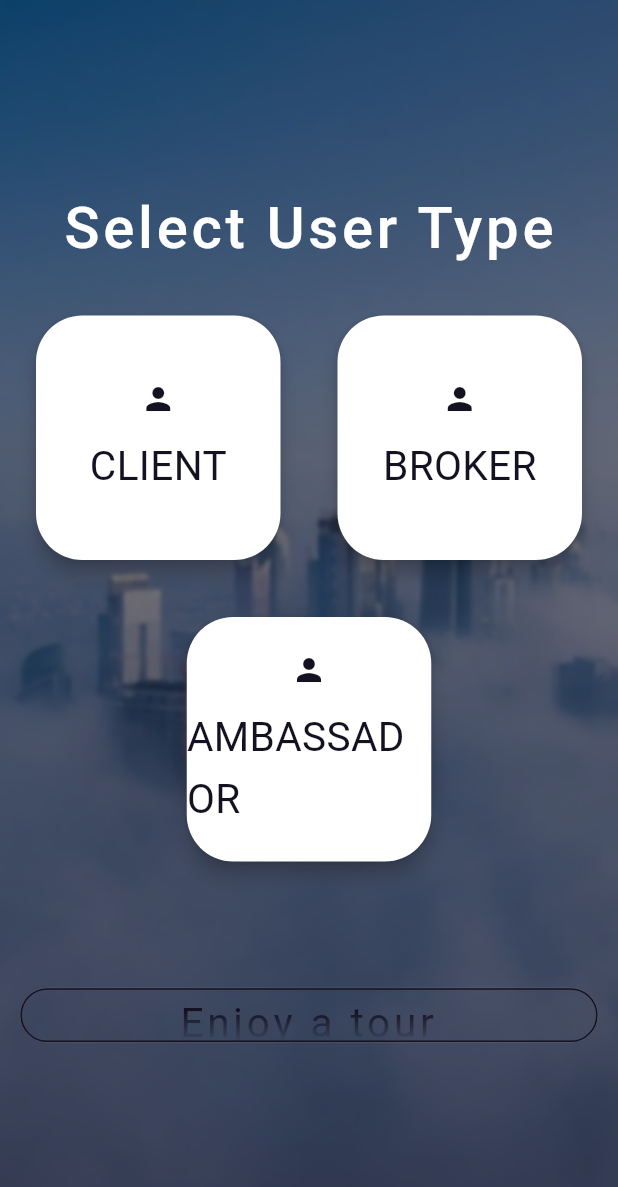
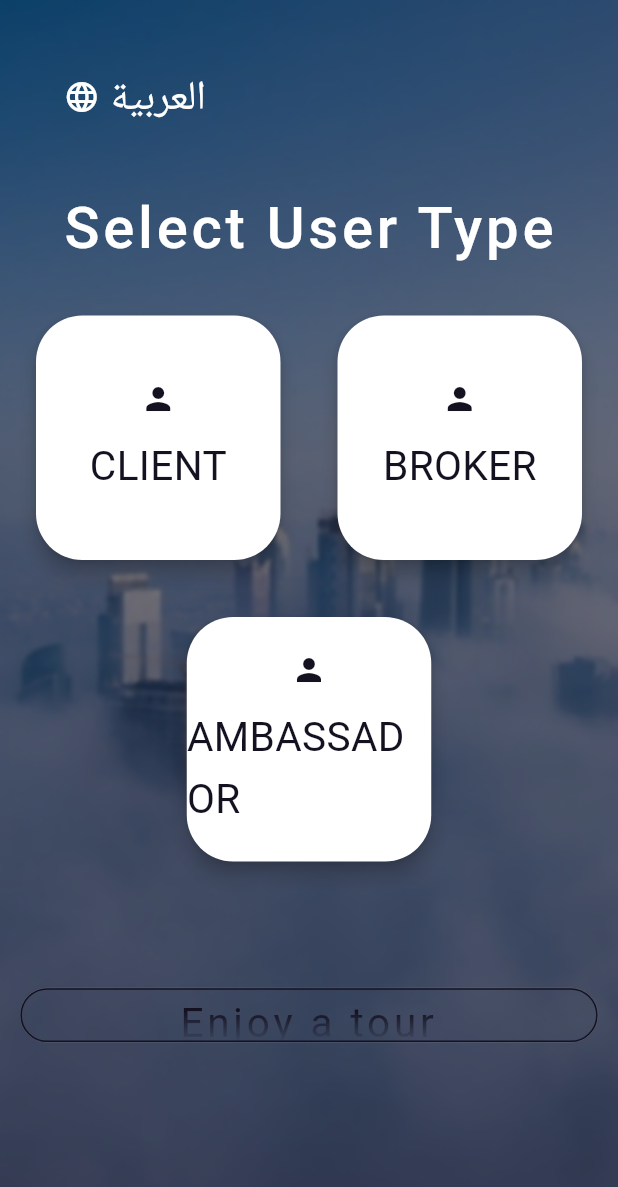
Before and after one commit to AhmedAbdEllatiif/remax_mapstate, a Flutter app: the screen it shows after launch, on a phone screen of 412 x 824 dp. Shown: the top 1187 px of the screen. Run offline on Flutter 3.47's test engine with Material 2 defaults, Android fonts, the phone set to English and light mode, and no system bars; our stand-ins replace bloc, cached_network_image, dartz, dots_indicator, equatable, flutter_bloc and 11 more; accounts and stored records are empty; Roboto replaces fonts that are missing (Cairo).

Commit message:
change language added to start app process

```diff
--- a/assets/languages/ar.json
+++ b/assets/languages/ar.json
@@ -47,7 +47,7 @@
   "enterPhoneNum": "أدخل رقم الهاتف",
   "tryAgain": "اعد المحاولة",
   "tryAgainAfter": "حاول مجددا بعد ",
-
+  "login": "تسجيل الدخول",
 
 
 
--- a/assets/languages/en.json
+++ b/assets/languages/en.json
@@ -50,6 +50,7 @@
   "enterPhoneNum": "Enter Phone Number",
   "tryAgain": "Try Again",
   "tryAgainAfter": "Try again after ",
+  "login": "Login",
 
 
   "arabic": "العربية",
--- a/lib/common/constants/translate_constatns.dart
+++ b/lib/common/constants/translate_constatns.dart
@@ -53,6 +53,7 @@ class TranslateConstants{
   static const String enterPhoneNum = 'enterPhoneNum';
   static const String tryAgain = 'tryAgain';
   static const String tryAgainAfter = 'tryAgainAfter';
+  static const String login = 'login';
   static const String test = 'test';
 
 }
--- a/lib/presentation/journeys/start_app/choose_user_type/choose_user_screen.dart
+++ b/lib/presentation/journeys/start_app/choose_user_type/choose_user_screen.dart
@@ -6,13 +6,13 @@ import 'package:remax_mapstate/common/constants/translate_constatns.dart';
 import 'package:remax_mapstate/common/extensions/size_extensions.dart';
 import 'package:remax_mapstate/common/extensions/string_extensions.dart';
 import 'package:remax_mapstate/presentation/journeys/start_app/choose_user_type/take_a_tour_button.dart';
+import 'package:remax_mapstate/presentation/journeys/start_app/choose_user_type/toggle_language_widget.dart';
 import 'package:remax_mapstate/presentation/themes/theme_color.dart';
 import 'package:remax_mapstate/presentation/themes/theme_text.dart';
 
 import 'choose_user_list_widget.dart';
 import '../../../../common/constants/sizes.dart';
 import '../../../../common/screen_utils/screen_util.dart';
-
 
 class ChooseUserScreen extends StatelessWidget {
   const ChooseUserScreen({Key? key}) : super(key: key);
@@ -24,24 +24,12 @@ class ChooseUserScreen extends StatelessWidget {
         fit: StackFit.expand,
         children: [
           /// background fullImage
-          /* Expanded(
-            child: Opacity(
-              opacity: 0.8,
-              child: Container(
-                color: AppColor.vulcan,
-                child: Image.asset(
-                  AssetsConstants.city,
-                  fit: BoxFit.cover,
-                ),
-              ),
-            ),
-          ),*/
-
           Image.asset(
             AssetsConstants.city,
             fit: BoxFit.cover,
           ),
 
+          /// filter on image
           BackdropFilter(
             filter: ImageFilter.blur(
               sigmaX: 1.5,
@@ -53,6 +41,9 @@ class ChooseUserScreen extends StatelessWidget {
               color: AppColor.fadeVulcan,
             ),
           ),
+
+          /// toggle language
+          const ToggleLanguageWidget(positionSpaces: Sizes.dimen_22),
 
           Column(
             mainAxisAlignment: MainAxisAlignment.center,
--- /dev/null
+++ b/lib/presentation/journeys/start_app/choose_user_type/toggle_language_widget.dart
@@ -0,0 +1,73 @@
+import 'package:flutter/material.dart';
+import 'package:flutter_bloc/flutter_bloc.dart';
+import 'package:remax_mapstate/common/extensions/size_extensions.dart';
+import 'package:remax_mapstate/common/extensions/string_extensions.dart';
+
+import '../../../../common/constants/language_constants.dart';
+import '../../../../common/constants/translate_constatns.dart';
+import '../../../cubit/language/language_cubit.dart';
+
+class ToggleLanguageWidget extends StatelessWidget {
+
+  final double positionSpaces;
+
+  const ToggleLanguageWidget({Key? key,required this.positionSpaces}) : super(key: key);
+
+  @override
+  Widget build(BuildContext context) {
+    return   BlocBuilder<LanguageCubit, Locale>(
+      builder: (context, state) {
+        return Positioned(
+            top:  positionSpaces.h,
+            right: isEnglishLanguage(state.languageCode) ? 0.0 : positionSpaces.w,
+            left: isEnglishLanguage(state.languageCode) ? positionSpaces.w : 0.0,
+            child: GestureDetector(
+              onTap: () => toggleLanguage(
+                context: context,
+                currentLanguage: state.languageCode,
+              ),
+              child: Row(
+                children: [
+                  const Icon(
+                    Icons.language_outlined,
+                    color: Colors.white,
+                  ),
+                  Text(" ${getLanguageCodeToChange(
+                    context: context,
+                    currentLanguage: state.languageCode,
+                  )}")
+                ],
+              ),
+            ));
+      },
+    );
+  }
+
+  /// return a string of the other language to change to
+  String getLanguageCodeToChange(
+      {required BuildContext context, required String currentLanguage}) {
+    return currentLanguage == LanguageConstants.supportedLanguages[0].code
+        ? TranslateConstants.arabic.t(context)
+        : TranslateConstants.english.t(context).toUpperCase();
+  }
+
+  /// To change the current language
+  void toggleLanguage(
+      {required BuildContext context, required String currentLanguage}) {
+    if (currentLanguage == LanguageConstants.supportedLanguages[0].code) {
+      /// change to Arabic
+      context
+          .read<LanguageCubit>()
+          .toggleLanguage(LanguageConstants.supportedLanguages[1]);
+    } else {
+      /// change to English
+      context
+          .read<LanguageCubit>()
+          .toggleLanguage(LanguageConstants.supportedLanguages[0]);
+    }
+  }
+
+  /// return true if the current language is english
+  bool isEnglishLanguage(String currentLanguage) =>
+      currentLanguage == LanguageConstants.supportedLanguages[0].code;
+}
--- a/lib/presentation/journeys/start_app/login/login_screen.dart
+++ b/lib/presentation/journeys/start_app/login/login_screen.dart
@@ -1,5 +1,7 @@
 import 'package:flutter/material.dart';
 import 'package:flutter_bloc/flutter_bloc.dart';
+import 'package:remax_mapstate/common/constants/translate_constatns.dart';
+import 'package:remax_mapstate/common/extensions/string_extensions.dart';
 import 'package:remax_mapstate/di/git_it.dart';
 import 'package:remax_mapstate/presentation/bloc/login/login_bloc.dart';
 import 'package:remax_mapstate/presentation/cubit/change_login_view/change_login_view_cubit.dart';
@@ -59,7 +61,7 @@ class _LoginScreenState extends State<LoginScreen> {
           appBar: AppBar(
             centerTitle: true,
             title: Text(
-              "Login",
+              TranslateConstants.login.t(context),
             ),
           ),
           body: BlocBuilder<ChangeLoginViewCubit, LoginView>(
--- a/lib/presentation/journeys/start_app/login/pin_code/pin_code_form.dart
+++ b/lib/presentation/journeys/start_app/login/pin_code/pin_code_form.dart
@@ -23,7 +23,9 @@ class PinCodeForm extends StatelessWidget {
 
   @override
   Widget build(BuildContext context) {
-    return Form(
+    return Directionality(
+      textDirection:  TextDirection.ltr,
+      child: Form(
         key: formKey,
         child: Padding(
             padding: EdgeInsets.symmetric(
@@ -104,6 +106,7 @@ class PinCodeForm extends StatelessWidget {
                 return true;
               },
             )),
+      ),
     );
   }
 }
```
Also changed, not shown: lib/presentation/journeys/start_app/login/pin_code/enter_code_with_phone_number_text.dart (+21 -13 lines). Lines whose indentation alone changed are shown as unchanged.
